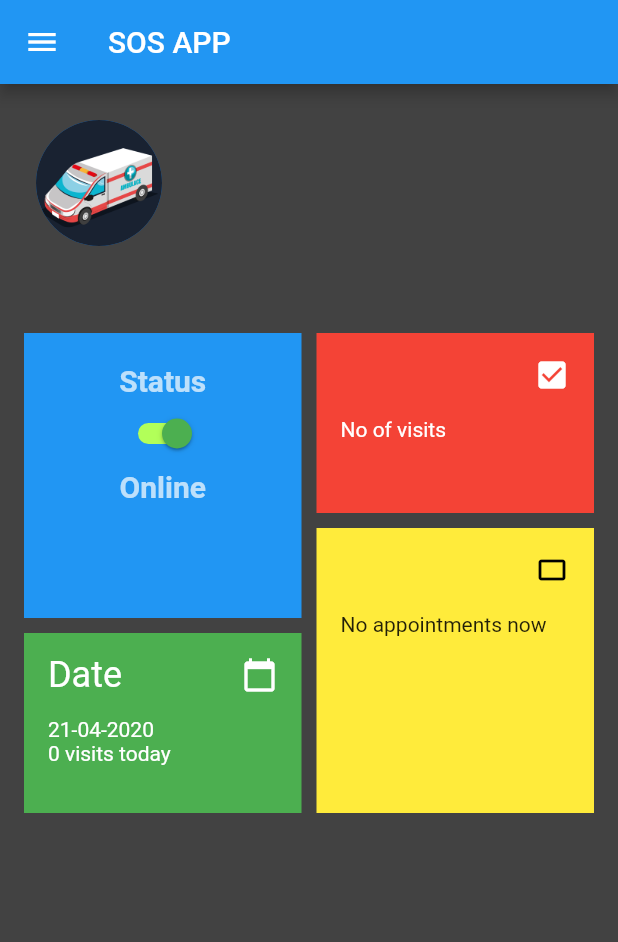
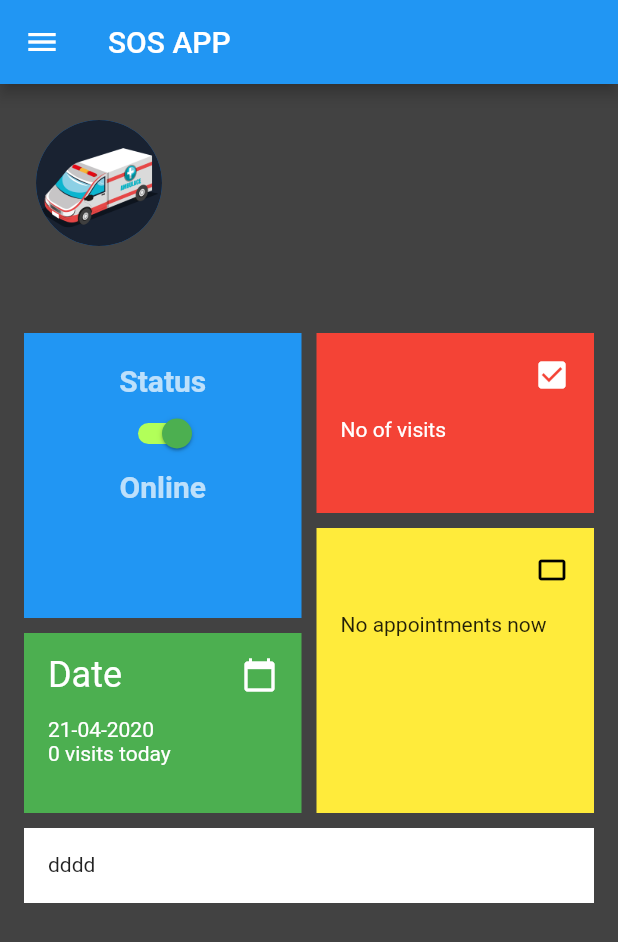
Before and after one commit to dulajdanu/sos-ambulance, a Flutter app: the Home screen opened directly, on a phone screen of 412 x 824 dp. Shown: the top 942 px of the screen. Run offline on Flutter 3.47's test engine with Material 2 defaults, Android fonts, the phone set to English and light mode, and no system bars; our stand-ins replace cloud_firestore, firebase_auth, google_maps_flutter, location, rflutter_alert, rxdart and 1 more; missing offline and left inert: geoflutterfire, maps_launcher; accounts and stored records are empty.

Commit message:
current appointment widget added for the ambulance dashboard

```diff
--- a/lib/ui/AmbDashboard.dart
+++ b/lib/ui/AmbDashboard.dart
@@ -376,8 +376,16 @@ class _AmbDashboardState extends State<AmbDashboard> {
                         ),
                       ],
                     ),
-                  )
+                  ),
                 ],
+              ),
+              Container(
+                height: 50,
+                width: double.infinity,
+                margin: EdgeInsets.only(top: 10),
+                padding: EdgeInsets.all(16),
+                child: Text("dddd"),
+                color: Colors.white,
               )
             ],
           ),
--- a/lib/ui/AppointmentPage.dart
+++ b/lib/ui/AppointmentPage.dart
@@ -23,6 +23,10 @@ class _AppointmentPageState extends State<AppointmentPage> {
       body: Center(
         child: Column(
           children: <Widget>[
+            Text("Patient details"),
+            SizedBox(
+              height: 20,
+            ),
             Text(" Patient e mail"),
             Text(widget.patientEmail),
             FlatButton(
```
